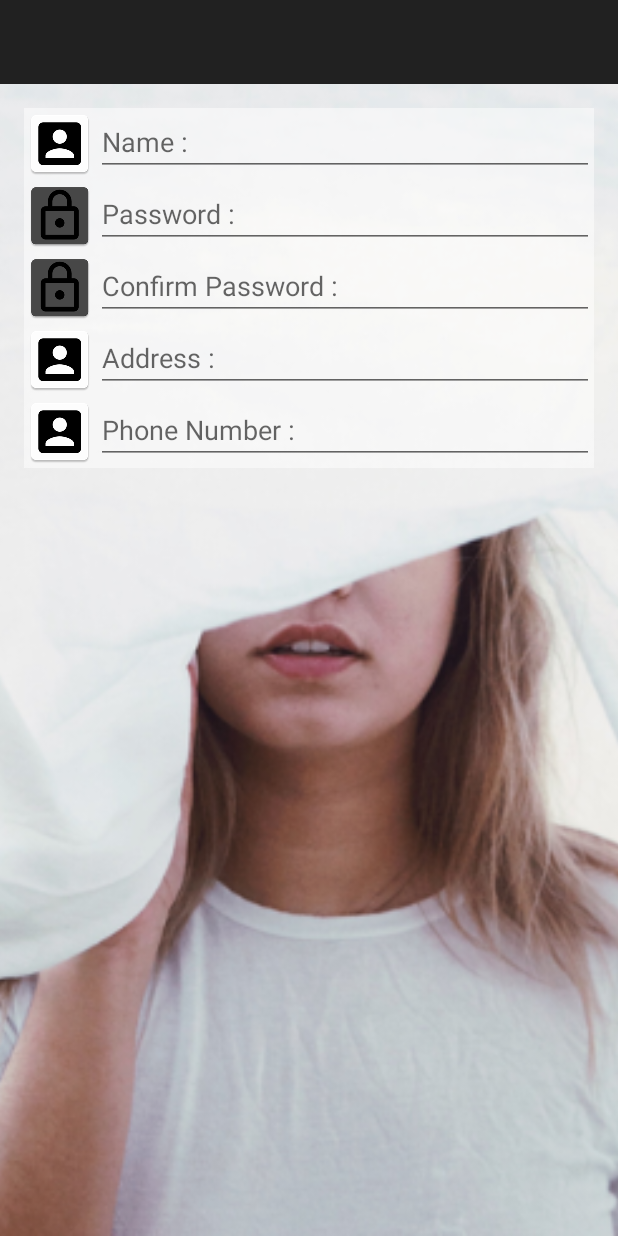
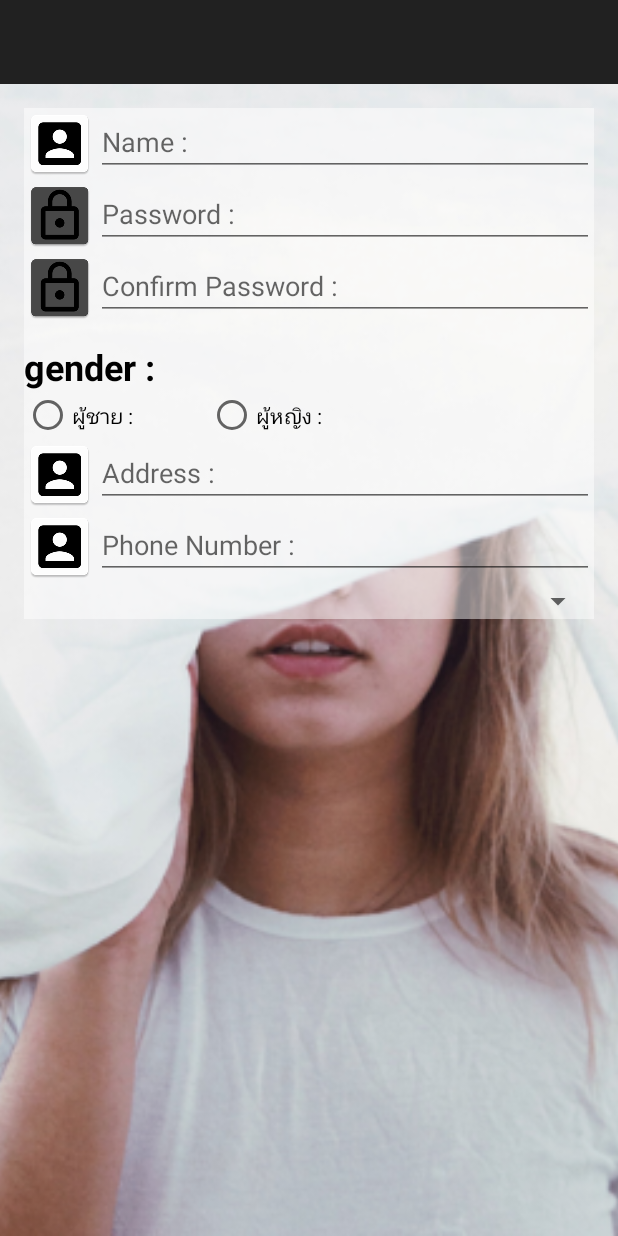
Before and after one commit to Goorock/HomeChok, an Android app: the screen it shows after launch (MainActivity), after a tap on "New Register", on a phone screen of 412 x 824 dp. Run offline under Robolectric (Android 15) with nearby library versions, the phone set to English and light mode, and no system bars.

Commit message:
After Lunch1

```diff
--- a/app/src/main/res/layout/fragmant_register.xml
+++ b/app/src/main/res/layout/fragmant_register.xml
@@ -1,55 +1,51 @@
 <?xml version="1.0" encoding="utf-8"?>
 <LinearLayout xmlns:android="http://schemas.android.com/apk/res/android"
+    xmlns:app="http://schemas.android.com/apk/res-auto"
     android:layout_width="match_parent"
     android:layout_height="match_parent"
-    xmlns:app="http://schemas.android.com/apk/res-auto"
     android:orientation="vertical">
 
     <!--ToolBar-->
     <android.support.v7.widget.Toolbar
+        android:id="@+id/tooberRegister"
         android:layout_width="match_parent"
         android:layout_height="?attr/actionBarSize"
         android:background="@color/colorPrimary"
-        app:theme="@style/ThemeOverlay.AppCompat.Dark.ActionBar"
-        android:id="@+id/tooberRegister"/>
-
-
+        app:theme="@style/ThemeOverlay.AppCompat.Dark.ActionBar" />
 
 
     <!--Content-->
 
     <ScrollView
-        android:padding="@dimen/padding"
         android:layout_width="match_parent"
-        android:layout_height="match_parent">
+        android:layout_height="match_parent"
+        android:padding="@dimen/padding">
 
         <!--Content-->
         <LinearLayout
+            android:layout_width="match_parent"
+            android:layout_height="match_parent"
             android:background="#78ffffff"
-            android:orientation="vertical"
-            android:layout_width="match_parent"
-            android:layout_height="match_parent">
+            android:orientation="vertical">
 
             <!--Name-->
             <LinearLayout
-            android:orientation="horizontal"
                 android:layout_width="match_parent"
-            android:layout_height="wrap_content">
+                android:layout_height="wrap_content"
+                android:orientation="horizontal">
 
-            <!--icon-->
+                https://github.com/pdarlingq/HomeChok.git  <!--icon-->
                 <ImageView
-                android:src="@mipmap/ic_user"
                     android:layout_width="wrap_content"
-                android:layout_height="wrap_content" />
+                    android:layout_height="wrap_content"
+                    android:src="@mipmap/ic_user" />
 
                 <!--Name-->
                 <EditText
+                    android:layout_width="match_parent"
+                    android:layout_height="wrap_content"
                     android:hint="Name :"
-                android:inputType="text"
-                android:layout_width="match_parent"
-                android:layout_height="wrap_content" />
-
-
+                    android:inputType="text" />
 
 
             </LinearLayout>
@@ -57,24 +53,22 @@
 
             <!--Password-->
             <LinearLayout
-                android:orientation="horizontal"
                 android:layout_width="match_parent"
-                android:layout_height="wrap_content">
+                android:layout_height="wrap_content"
+                android:orientation="horizontal">
 
                 <!--icon-->
                 <ImageView
-                    android:src="@mipmap/ic_password"
                     android:layout_width="wrap_content"
-                    android:layout_height="wrap_content" />
+                    android:layout_height="wrap_content"
+                    android:src="@mipmap/ic_password" />
 
                 <!--Name-->
                 <EditText
+                    android:layout_width="match_parent"
+                    android:layout_height="wrap_content"
                     android:hint="Password :"
-                    android:inputType="text"
-                    android:layout_width="match_parent"
-                    android:layout_height="wrap_content" />
-
-
+                    android:inputType="text" />
 
 
             </LinearLayout>
@@ -82,77 +76,105 @@
 
             <!--Confirm Password-->
             <LinearLayout
-                android:orientation="horizontal"
                 android:layout_width="match_parent"
-                android:layout_height="wrap_content">
+                android:layout_height="wrap_content"
+                android:orientation="horizontal">
 
                 <!--icon-->
                 <ImageView
-                    android:src="@mipmap/ic_password"
                     android:layout_width="wrap_content"
-                    android:layout_height="wrap_content" />
+                    android:layout_height="wrap_content"
+                    android:src="@mipmap/ic_password" />
 
                 <!--Name-->
                 <EditText
+                    android:layout_width="match_parent"
+                    android:layout_height="wrap_content"
                     android:hint="Confirm Password :"
-                    android:inputType="text"
-                    android:layout_width="match_parent"
-                    android:layout_height="wrap_content" />
-
-
+                    android:inputType="text" />
 
 
             </LinearLayout>
 
+            <!--Gender-->
+            <TextView
+                android:layout_width="wrap_content"
+                android:layout_height="wrap_content"
+                android:layout_marginTop="12dp"
+                android:text="gender :"
+                android:textColor="@color/colorPrimaryDark"
+                android:textSize="@dimen/h1"
+                android:textStyle="bold" />
+
+            <RadioGroup
+                android:layout_width="match_parent"
+                android:layout_height="wrap_content"
+                android:orientation="horizontal">
+
+                <!--Male-->
+                <RadioButton
+                    android:layout_width="wrap_content"
+                    android:layout_height="wrap_content"
+                    android:text="ผู้ชาย :" />
+                <!--Famle-->
+                <RadioButton
+                    android:layout_width="wrap_content"
+                    android:layout_height="wrap_content"
+                    android:layout_marginLeft="50dp"
+                    android:text="ผู้หญิง :" />
+
+
+            </RadioGroup>
+
 
             <!--Address-->
             <LinearLayout
-                android:orientation="horizontal"
                 android:layout_width="match_parent"
-                android:layout_height="wrap_content">
+                android:layout_height="wrap_content"
+                android:orientation="horizontal">
 
                 <!--icon-->
                 <ImageView
-                    android:src="@mipmap/ic_user"
                     android:layout_width="wrap_content"
-                    android:layout_height="wrap_content" />
+                    android:layout_height="wrap_content"
+                    android:src="@mipmap/ic_user" />
 
                 <!--Name-->
                 <EditText
+                    android:layout_width="match_parent"
+                    android:layout_height="wrap_content"
                     android:hint="Address :"
-                    android:inputType="text"
-                    android:layout_width="match_parent"
-                    android:layout_height="wrap_content" />
-
-
+                    android:inputType="text" />
 
 
             </LinearLayout>
 
             <!--Phone Number-->
             <LinearLayout
-                android:orientation="horizontal"
                 android:layout_width="match_parent"
-                android:layout_height="wrap_content">
+                android:layout_height="wrap_content"
+                android:orientation="horizontal">
 
                 <!--icon-->
                 <ImageView
-                    android:src="@mipmap/ic_user"
                     android:layout_width="wrap_content"
-                    android:layout_height="wrap_content" />
+                    android:layout_height="wrap_content"
+                    android:src="@mipmap/ic_user" />
 
                 <!--Name-->
                 <EditText
+                    android:layout_width="match_parent"
+                    android:layout_height="wrap_content"
                     android:hint="Phone Number :"
-                    android:inputType="text"
-                    android:layout_width="match_parent"
-                    android:layout_height="wrap_content" />
-
-
+                    android:inputType="text" />
 
 
             </LinearLayout>
 
+            <!--Show Spinner-->
+            <android.support.v7.widget.AppCompatSpinner
+                android:layout_width="match_parent"
+                android:layout_height="wrap_content"></android.support.v7.widget.AppCompatSpinner>
 
         </LinearLayout>
     </ScrollView>
```
Lines whose indentation alone changed are shown as unchanged.
